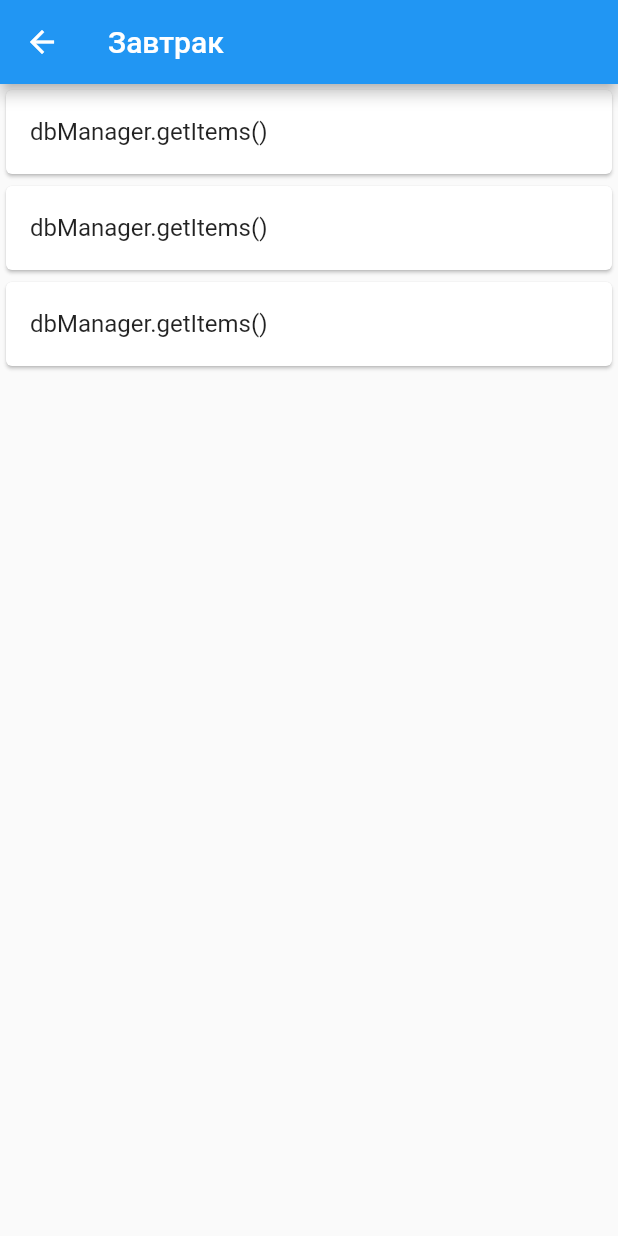
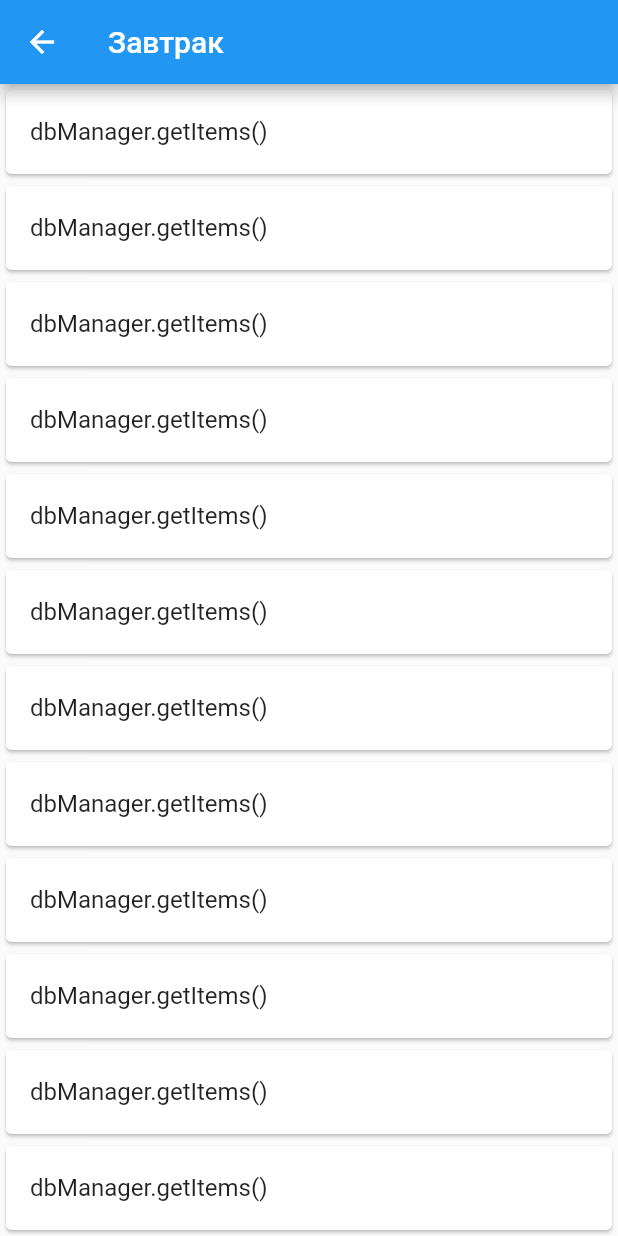
Before and after one commit to rmnsfx/nutrition, a Flutter app: the ItemsRoute screen opened directly, on a phone screen of 412 x 824 dp. Run offline on Flutter 3.47's test engine with Material 2 defaults, Android fonts, the phone set to English and light mode, and no system bars; our stand-ins replace sqflite; accounts and stored records are empty.

Commit message:
fix items code

```diff
--- a/lib/items.dart
+++ b/lib/items.dart
@@ -10,10 +10,9 @@ import 'dart:async';
 import 'models.dart';
 
 class ItemsRoute extends StatelessWidget {
-   ItemsRoute({super.key});
+  ItemsRoute({super.key});
 
   final SqliteService dbManager = new SqliteService();
-
 
 
   @override
@@ -22,21 +21,20 @@ class ItemsRoute extends StatelessWidget {
         appBar: AppBar(
           title: const Text('Завтрак'),
         ),
-        body: ListView.builder(
-            itemCount: 3,
-            itemBuilder: (BuildContext context, index) {
-              return Card(
-                child: ListTile(
-                  //leading: Icon(Icons.eco),
-                  //trailing: Icon(Icons.add),
-                  title:  Text("dbManager.getItems()"),
-                  //subtitle: Text('${}'),
-                  //title:  Text('Тест')
-                ),
-
+        body: FutureBuilder(
+            future: dbManager.getItems(),
+            builder: (context, snapshot) {
+              var modelList = snapshot.data as List<Note>?;
+              return ListView.builder(
+                  itemBuilder: (BuildContext context, index) {
+                    return Card(
+                        child: ListTile(title: Text("dbManager.getItems()"),),
+                    );
+                  }
               );
             }
         )
     );
   }
+
 }
```
